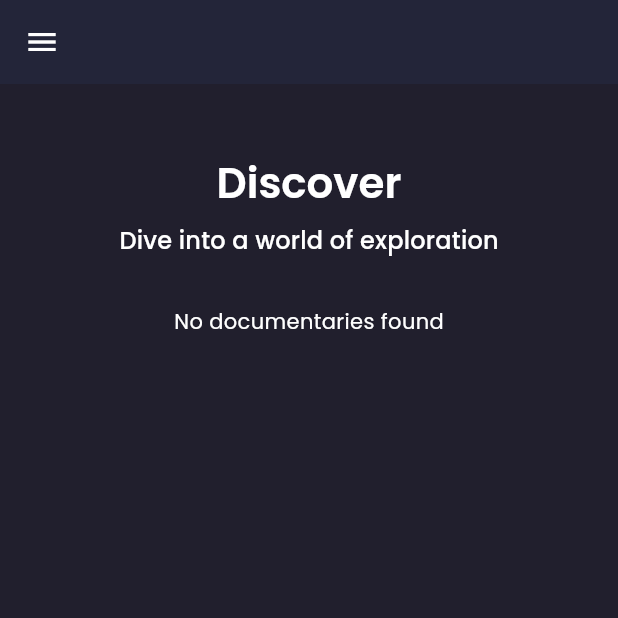
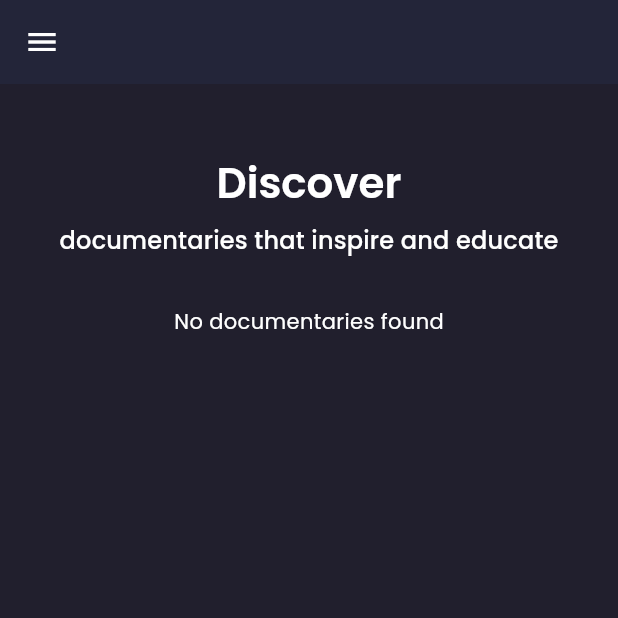
Before and after one commit to sihemlerari/documentary_store, a Flutter app: the screen it shows after launch, on a phone screen of 412 x 824 dp, the top half of it. Run offline on Flutter 3.47's test engine with Material 3 defaults, Android fonts, the light colour scheme and no system bars; our stand-ins replace bloc, cached_network_image, carousel_slider, cloud_firestore, cloud_functions, firebase_auth and 7 more; missing offline and left inert: flutter_stripe; accounts and stored records are empty; statements that could not run were skipped.

Commit message:
update displayed text in the home header

```diff
--- a/lib/ui/documentaries/home/home_screen.dart
+++ b/lib/ui/documentaries/home/home_screen.dart
@@ -47,7 +47,7 @@ class HomeHeader extends StatelessWidget {
         ),
         gapH8,
         Text(
-          'Dive into a world of exploration',
+          'documentaries that inspire and educate',
           style: Theme.of(context).textTheme.titleMedium,
         ),
       ],
```
